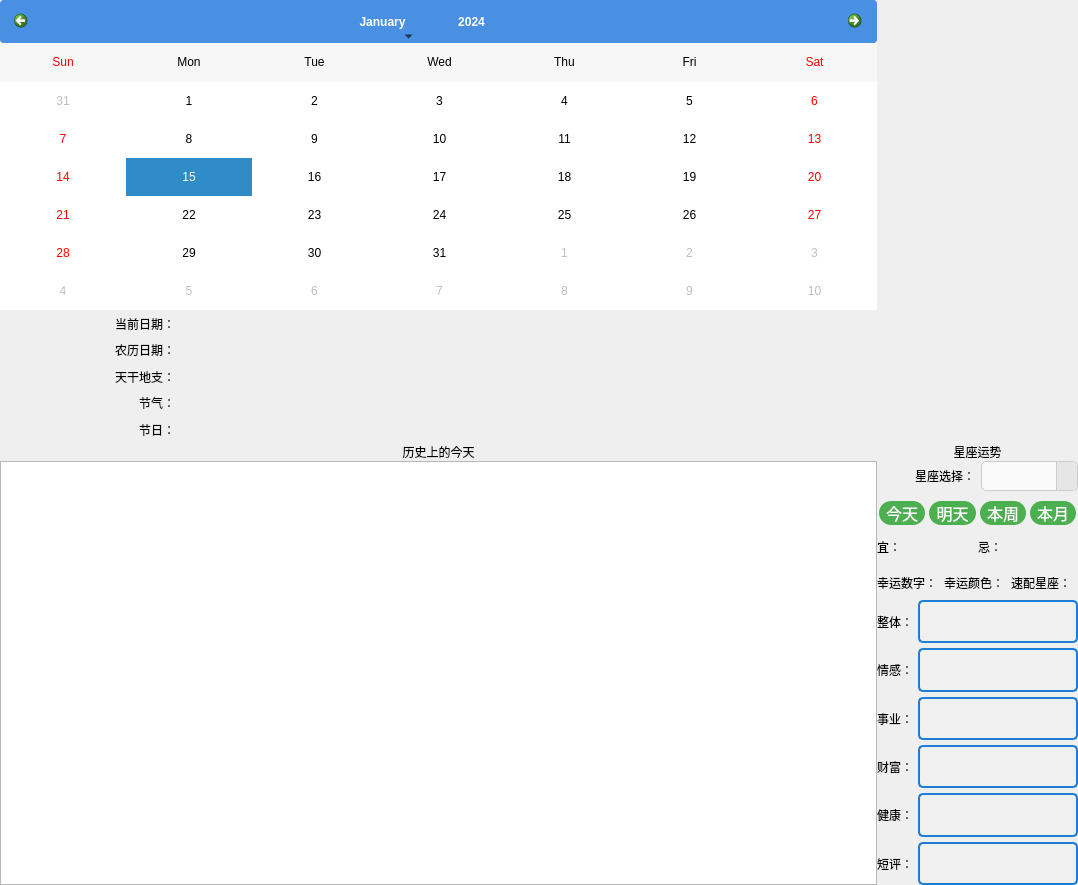
Old version of the form ui/calendar.ui in the repository Younger-Chan/everyday.
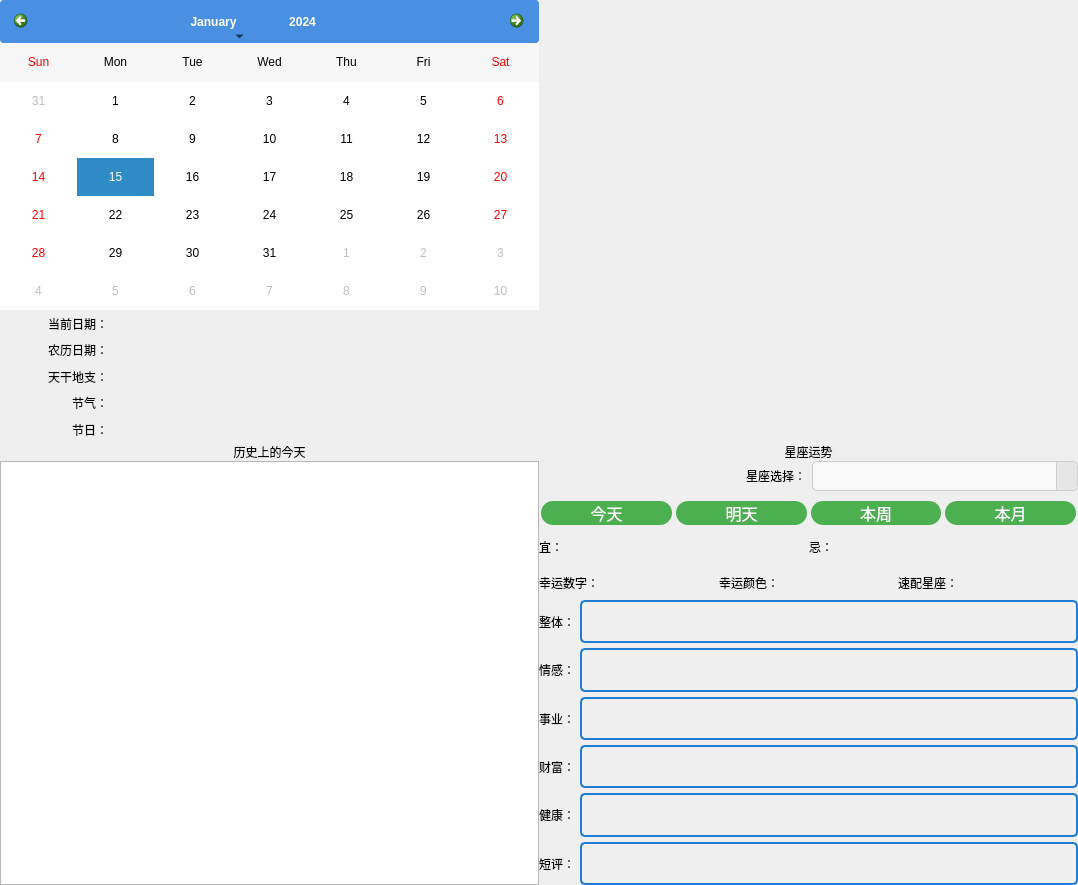
New version of the form. Icons and pictures are not drawn.

Diff of the .ui file:
```diff
--- a/ui/calendar.ui
+++ b/ui/calendar.ui
@@ -30,7 +30,10 @@
     <number>0</number>
    </property>
    <item>
-    <layout class="QGridLayout" name="gridLayout">
+    <layout class="QGridLayout" name="gridLayout" rowstretch="5,5" columnstretch="5,5" rowminimumheight="5,5" columnminimumwidth="5,5">
+     <property name="sizeConstraint">
+      <enum>QLayout::SetDefaultConstraint</enum>
+     </property>
      <item row="1" column="1">
       <layout class="QVBoxLayout" name="verticalLayout_5" stretch="0,10">
        <property name="spacing">
@@ -1084,7 +1087,7 @@
          </property>
          <property name="minimumSize">
           <size>
-           <width>500</width>
+           <width>0</width>
            <height>0</height>
           </size>
          </property>
```
